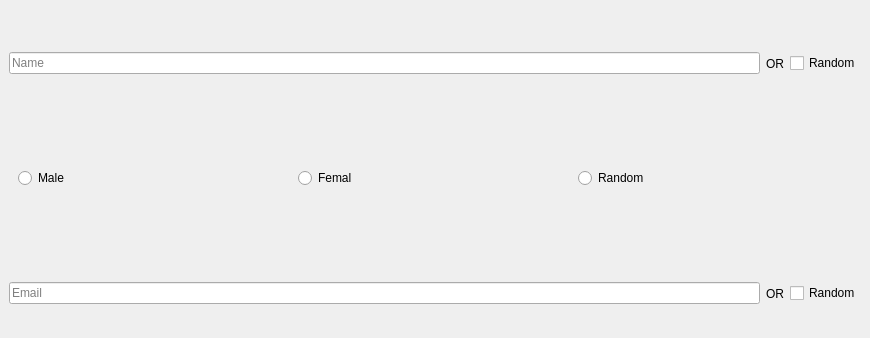
The window that ui/Public/Generat.ui (kreemkhaled112/GUI) describes before a commit, drawn with Qt 5; both pictures show x 0 to 870 and y 0 to 338 of the 870 by 818 pixel window.
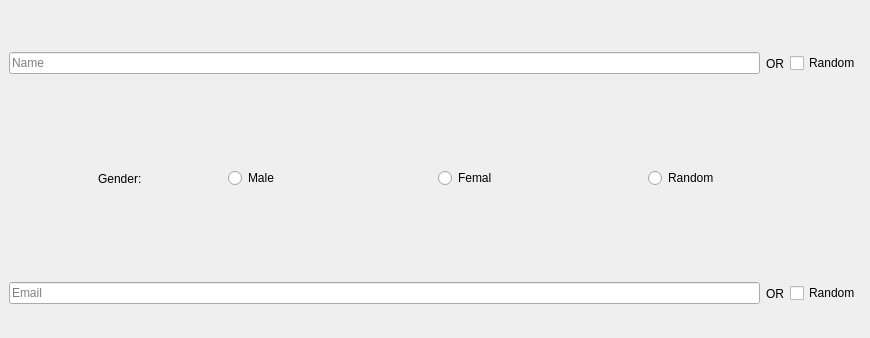
The same window after the commit.

The edit to the form file:
```diff
--- a/ui/Public/Generat.ui
+++ b/ui/Public/Generat.ui
@@ -167,6 +167,13 @@
        <item row="2" column="0">
         <widget class="QWidget" name="widget_Name1" native="true">
          <layout class="QHBoxLayout" name="horizontalLayout_2">
+          <item alignment="Qt::AlignHCenter">
+           <widget class="QLabel" name="label_3">
+            <property name="text">
+             <string>Gender:</string>
+            </property>
+           </widget>
+          </item>
           <item>
            <widget class="QRadioButton" name="radioButton">
             <property name="text">
```
Left out of the diff: 32 changed lines with no effect on the pictures.
